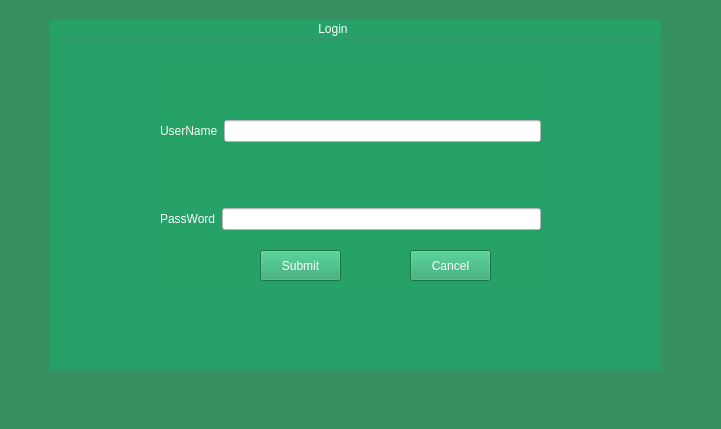
Old version of the form mainwindowplantcare.ui in the repository Rabsoninnora/RoseGardenPlantCareSystem.
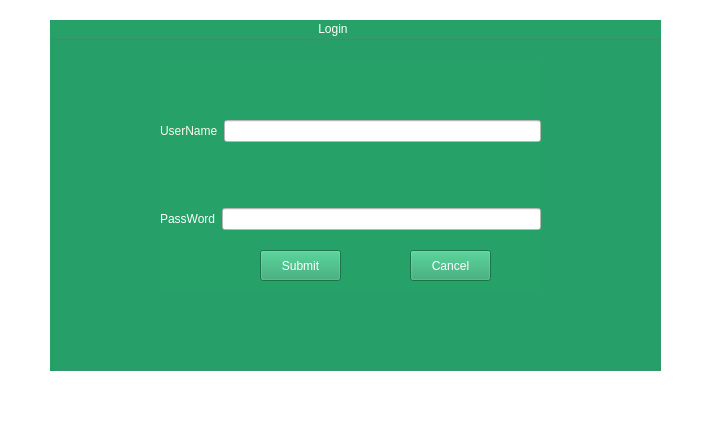
New version of the form.

Patch:
```diff
--- a/mainwindowplantcare.ui
+++ b/mainwindowplantcare.ui
@@ -23,7 +23,7 @@
    <enum>Qt::LeftToRight</enum>
   </property>
   <property name="styleSheet">
-   <string notr="true">  background-color: rgb(56, 144, 96);</string>
+   <string notr="true">background-color: rgb(255, 255, 255);</string>
   </property>
   <widget class="QWidget" name="centralwidget">
    <widget class="QGroupBox" name="loginBox">
```
